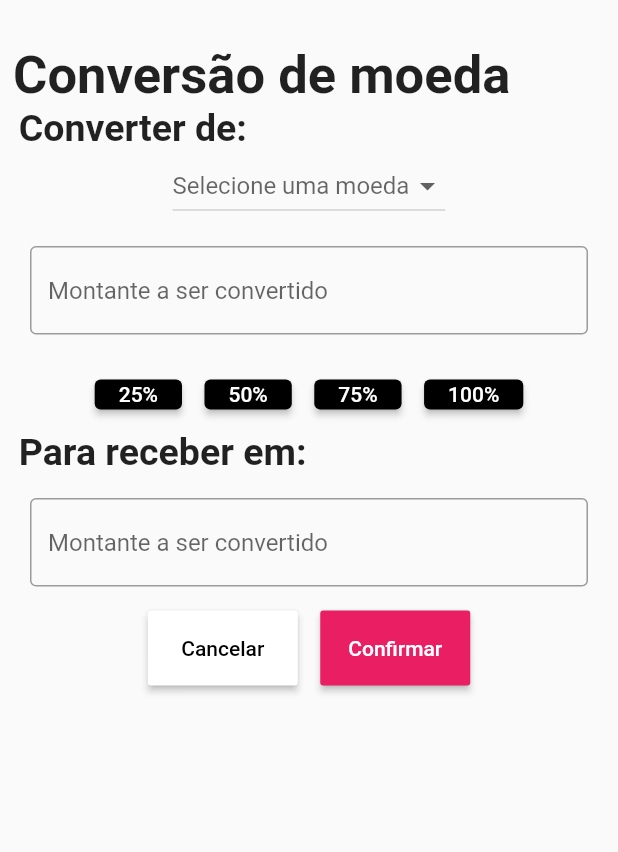
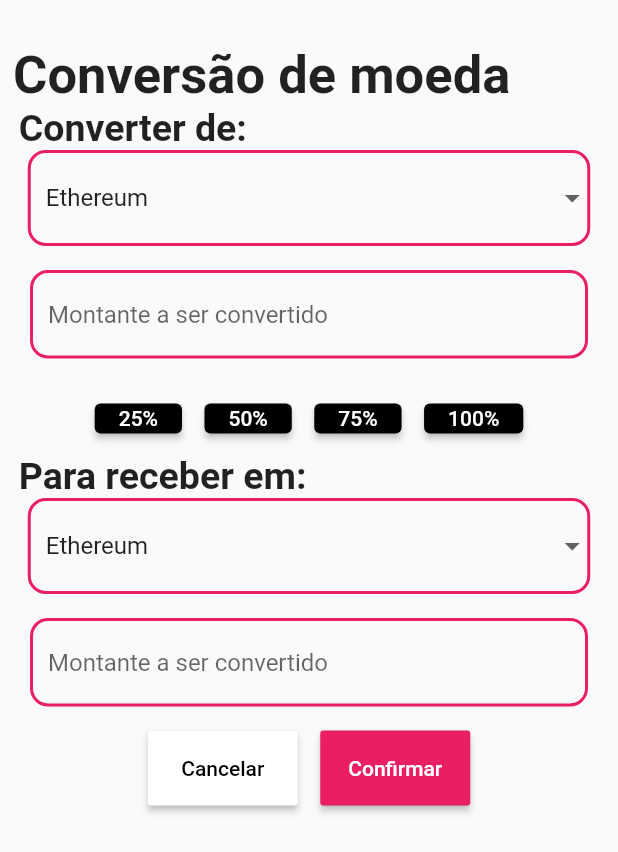
Before and after one commit to edueilert/FlutterWarren, a Flutter app: the Conversao screen opened by its route, on a phone screen of 412 x 824 dp. Shown: the top 852 px of the screen. Run offline on Flutter 3.47's test engine with Material 2 defaults, Android fonts, the phone set to English and light mode, and no system bars; missing offline and left inert: draw_graph.

Commit message:
commit 1

```diff
--- a/lib/conversao.dart
+++ b/lib/conversao.dart
@@ -11,13 +11,13 @@ class Conversao extends StatefulWidget {
 }
 
 class Estrutura extends State<Conversao> {
-  final dropValue = ValueNotifier("");
-  final dropOpcoes = ["Ethereum", "Litecoin", "Bitcoin"];
+  List<String> items = ["Ethereum", "Litecoin", "Bitcoin"];
+  String? selectedItem = "Ethereum";
+
   bool isVisible25 = false;
   bool isVisible50 = false;
   bool isVisible75 = false;
   bool isVisible100 = false;
-  String value = "";
 
   @override
   Widget build(BuildContext context) => Scaffold(
@@ -43,22 +43,30 @@ class Estrutura extends State<Conversao> {
               style: TextStyle(fontSize: 25, fontWeight: FontWeight.bold),
             ),
           ),
-          DropdownButton<String>(
-            hint: const Text("Selecione uma moeda"),
-            value: (value.isEmpty) ? null : value,
-            onChanged: (escolha) => dropValue.value = escolha.toString(),
-            items: dropOpcoes
-                .map((op) => DropdownMenuItem(
-                      value: op,
-                      child: Text(op),
-                    ))
-                .toList(),
+          SizedBox(
+            width: 375,
+            child: DropdownButtonFormField(
+              decoration: InputDecoration(
+                enabledBorder: OutlineInputBorder(
+                    borderRadius: BorderRadius.circular(12),
+                    borderSide: const BorderSide(width: 2, color: Colors.pink)),
+              ),
+              value: selectedItem,
+              items: items
+                  .map((item) =>
+                      DropdownMenuItem<String>(value: item, child: Text(item)))
+                  .toList(),
+              onChanged: (item) =>
+                  setState(() => selectedItem = item as String?),
+            ),
           ),
-          const Padding(
-            padding: EdgeInsets.symmetric(horizontal: 20, vertical: 16),
+          Padding(
+            padding: const EdgeInsets.symmetric(horizontal: 20, vertical: 16),
             child: TextField(
               decoration: InputDecoration(
-                border: OutlineInputBorder(),
+                enabledBorder: OutlineInputBorder(
+                    borderRadius: BorderRadius.circular(12),
+                    borderSide: const BorderSide(width: 2, color: Colors.pink)),
                 hintText: 'Montante a ser convertido',
               ),
             ),
@@ -124,11 +132,30 @@ class Estrutura extends State<Conversao> {
               style: TextStyle(fontSize: 25, fontWeight: FontWeight.bold),
             ),
           ),
-          const Padding(
-            padding: EdgeInsets.symmetric(horizontal: 20, vertical: 16),
+          SizedBox(
+            width: 375,
+            child: DropdownButtonFormField(
+              decoration: InputDecoration(
+                enabledBorder: OutlineInputBorder(
+                    borderRadius: BorderRadius.circular(12),
+                    borderSide: const BorderSide(width: 2, color: Colors.pink)),
+              ),
+              value: selectedItem,
+              items: items
+                  .map((item) =>
+                      DropdownMenuItem<String>(value: item, child: Text(item)))
+                  .toList(),
+              onChanged: (item) =>
+                  setState(() => selectedItem = item as String?),
+            ),
+          ),
+          Padding(
+            padding: const EdgeInsets.symmetric(horizontal: 20, vertical: 16),
             child: TextField(
               decoration: InputDecoration(
-                border: OutlineInputBorder(),
+                enabledBorder: OutlineInputBorder(
+                    borderRadius: BorderRadius.circular(12),
+                    borderSide: const BorderSide(width: 2, color: Colors.pink)),
                 hintText: 'Montante a ser convertido',
               ),
             ),
```
